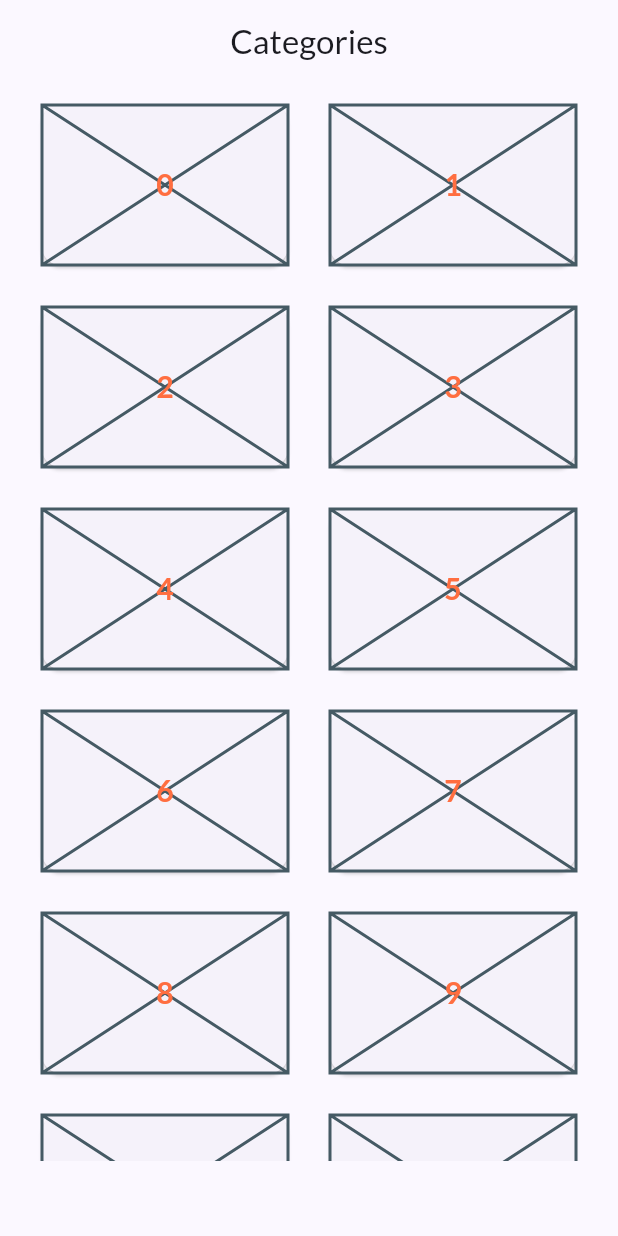
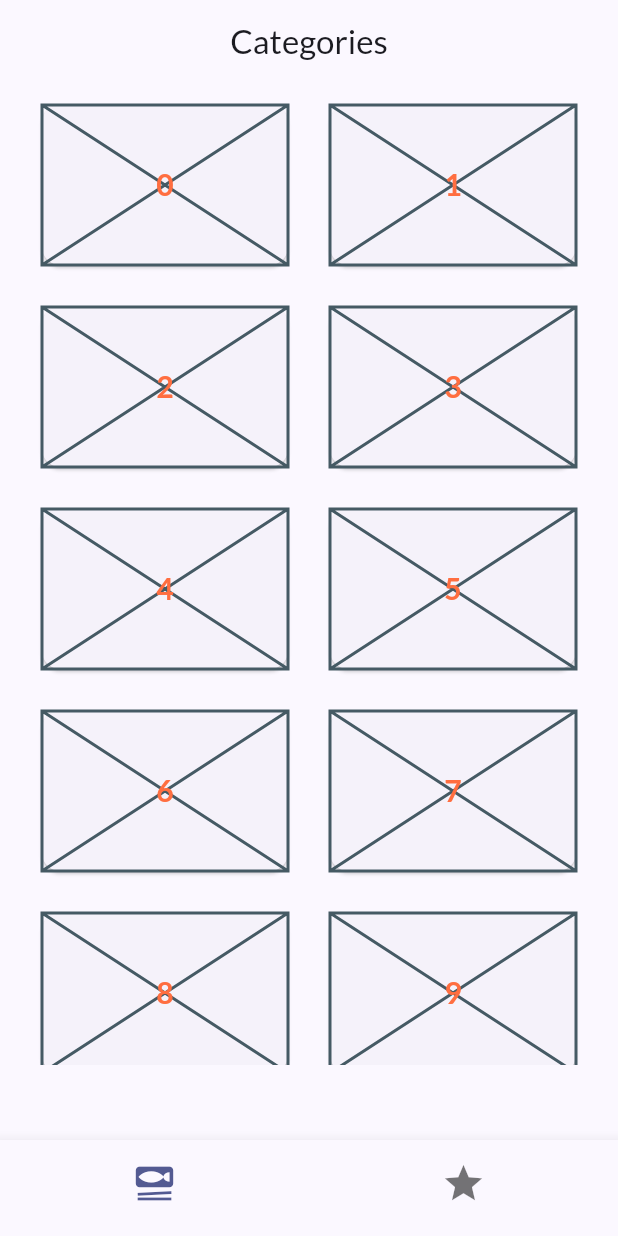
Before and after one commit to jay-lab/meals_clone, a Flutter app: the screen it shows after launch, on a phone screen of 412 x 824 dp. Run offline on Flutter 3.47's test engine with Material 3 defaults, Android fonts, the phone set to English and light mode, and no system bars; our stand-ins replace flutter_riverpod, google_fonts.

Commit message:
BottomNavigationBar 구현 - label은 안보이게 설정(아이콘만 표시되도록) - 아이콘 사이즈 조절 (아직 페이지 전환 기능은 적용하지 않은상태)

```diff
--- a/lib/screens/tabs.dart
+++ b/lib/screens/tabs.dart
@@ -10,6 +10,14 @@ class TabScreen extends StatefulWidget {
 }
 
 class _TabScreenState extends State<TabScreen> {
+  int _selectedPageIndex = 0;
+
+  void _selectPage(int index){
+    setState(() {
+      _selectedPageIndex = index;
+    });
+  }
+
   @override
   Widget build(BuildContext context) {
     return Scaffold(
@@ -18,6 +26,26 @@ class _TabScreenState extends State<TabScreen> {
         centerTitle: true,
       ),
       body: const CategoriesScreen(),
+      bottomNavigationBar: BottomNavigationBar(
+        items: const [
+          BottomNavigationBarItem(
+              icon: Icon(
+                Icons.set_meal,
+                size: 30,
+              ),
+              label: '카테고리'),
+          BottomNavigationBarItem(
+              icon: Icon(
+                Icons.star,
+                size: 30,
+              ),
+              label: '즐겨찾기')
+        ],
+        showSelectedLabels: false, // 선택된 레이블 숨기기
+        showUnselectedLabels: false, // 선택되지 않은 레이블 숨기기
+        currentIndex: _selectedPageIndex,
+        onTap: _selectPage,
+      ),
     );
   }
 }
```
